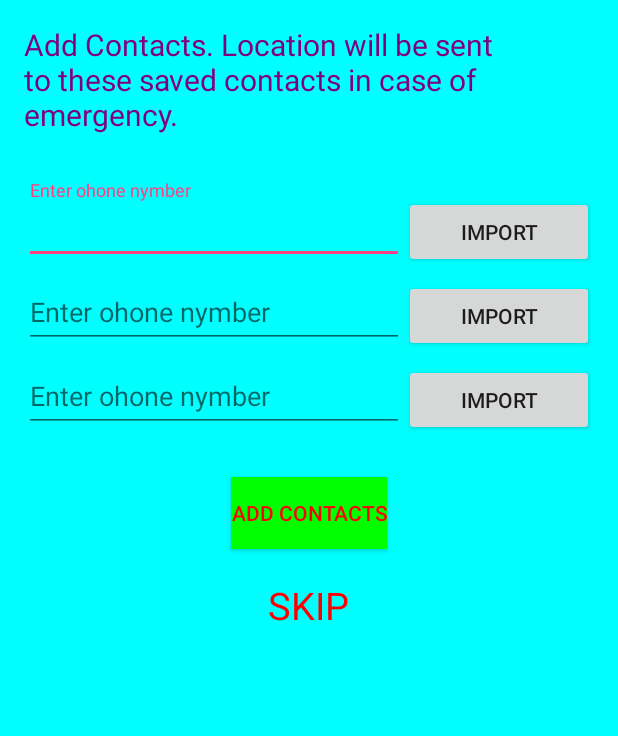
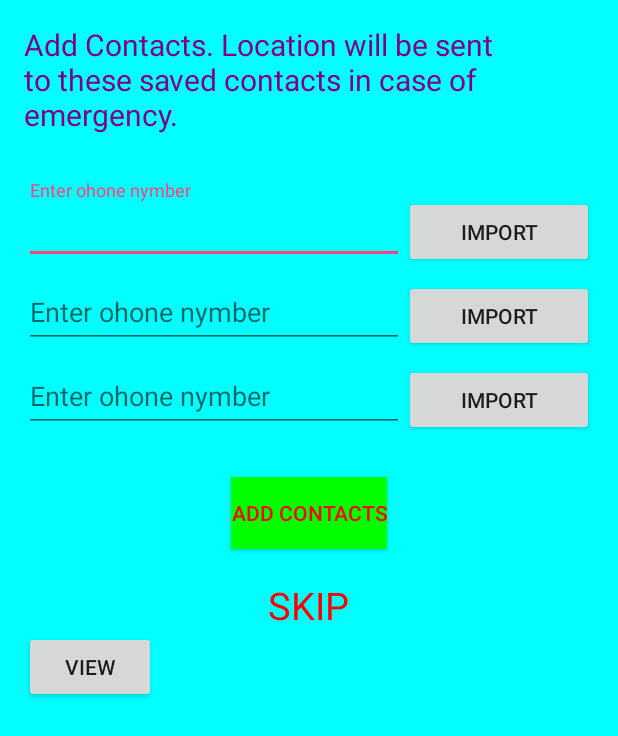
Before and after one commit to chandramaniK/Women-Security-Application, an Android app: the layout contact_frame.xml on its own in the app's theme, with its tools: preview values and no code run, on a phone screen of 412 x 824 dp. Shown: the top 736 px of the screen. Run offline under Robolectric (Android 15) with nearby library versions, the light colour scheme and no system bars.

Commit message:
initial commit

```diff
--- a/app/src/main/res/layout/contact_frame.xml
+++ b/app/src/main/res/layout/contact_frame.xml
@@ -1,19 +1,19 @@
 <?xml version="1.0" encoding="utf-8"?>
 <LinearLayout xmlns:android="http://schemas.android.com/apk/res/android"
     xmlns:tools="http://schemas.android.com/tools"
-    android:orientation="vertical"
-    tools:context=".MainActivity"
     android:layout_width="match_parent"
     android:layout_height="match_parent"
+    android:background="#00FFFF"
+    android:orientation="vertical"
     android:padding="16dp"
-    android:background="#00FFFF">
+    tools:context=".MainActivity">
     <TextView
         android:layout_width="match_parent"
         android:layout_height="wrap_content"
-        android:textSize="20sp"
+        android:text="Add Contacts.
+Location will be sent to these saved contacts in case of emergency."
         android:textColor="#800080"
-        android:text="Add Contacts.
-Location will be sent to these saved contacts in case of emergency."/>
+        android:textSize="20sp"/>
     <LinearLayout
         android:layout_width="match_parent"
         android:layout_height="wrap_content"
@@ -97,19 +97,33 @@ Location will be sent to these saved contacts in case of emergency."/>
     <Button
         android:layout_width="wrap_content"
         android:layout_height="wrap_content"
+        android:layout_gravity="center"
+        android:layout_marginTop="30dp"
+        android:background="#00FF00"
+        android:onClick="addcontactsbutton"
         android:text="ADD CONTACTS"
-        android:textColor="#FF0000"
-        android:background="#00FF00"
-        android:layout_gravity="center"
-        android:layout_marginTop="30dp"/>
+
+        android:textColor="#FF0000"/>
     <TextView
+        android:id="@+id/skipcontacts"
         android:layout_width="wrap_content"
         android:layout_height="wrap_content"
-        android:id="@+id/skipcontacts"
+        android:layout_gravity="center"
+        android:layout_marginTop="20dp"
+        android:text="SKIP"
         android:textColor="#FF0000"
-        android:text="SKIP"
-        android:textSize="25sp"
-        android:layout_gravity="center"
-        android:layout_marginTop="20dp"/>
+        android:textSize="25sp"/>
+    <Button
+        android:id="@+id/showcontact"
+        android:layout_width="wrap_content"
+        android:layout_height="wrap_content"
+        android:onClick="onclickviewcontact"
+        android:text="view"/>
+    <TextView
+        android:id="@+id/testid"
+        android:layout_width="match_parent"
+        android:layout_height="wrap_content"
+        android:textColor="#FF0000"/>
+
 
 </LinearLayout>
```
Also changed, not shown: app/src/main/java/com/chandramani/alien/helpme/DatabaseManager.java (added, +84 -0 lines), app/src/main/java/com/chandramani/alien/helpme/MainActivity.java (+84 -33 lines).
